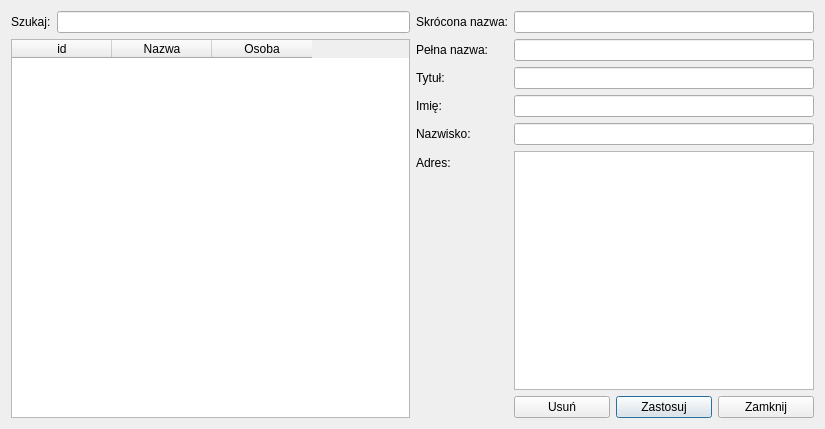
First picture: the form in ui/EdycjaKlienta.ui, repository konserw/koferta, before the edit.
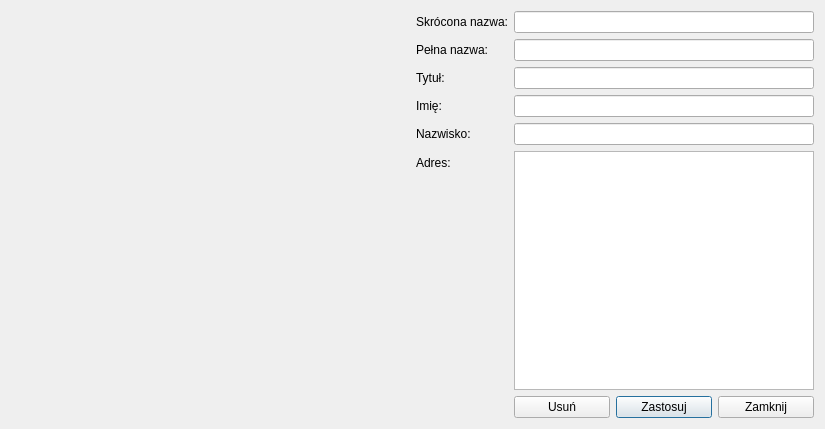
Second picture: the form after the edit. Custom widgets are drawn as their Qt base class.

Commit message: Poprawiono edycje klienta + nazewnictow w SzukajOferty

Diff of the .ui file:
```diff
--- a/ui/EdycjaKlienta.ui
+++ b/ui/EdycjaKlienta.ui
@@ -13,43 +13,16 @@
   <property name="windowTitle">
    <string>Dialog</string>
   </property>
-  <layout class="QHBoxLayout" name="horizontalLayout_3">
+  <layout class="QHBoxLayout" name="horizontalLayout_2">
    <item>
-    <layout class="QVBoxLayout" name="verticalLayout">
-     <item>
-      <layout class="QHBoxLayout" name="horizontalLayout_2">
-       <item>
-        <widget class="QLabel" name="label">
-         <property name="text">
-          <string>Szukaj:</string>
-         </property>
-        </widget>
-       </item>
-       <item>
-        <widget class="QLineEdit" name="lineEdit"/>
-       </item>
-      </layout>
-     </item>
-     <item>
-      <widget class="QTableWidget" name="tableWidget">
-       <column>
-        <property name="text">
-         <string>id</string>
-        </property>
-       </column>
-       <column>
-        <property name="text">
-         <string>Nazwa</string>
-        </property>
-       </column>
-       <column>
-        <property name="text">
-         <string>Osoba</string>
-        </property>
-       </column>
-      </widget>
-     </item>
-    </layout>
+    <widget class="SzukajKlienta" name="widget" native="true">
+     <property name="sizePolicy">
+      <sizepolicy hsizetype="Expanding" vsizetype="Expanding">
+       <horstretch>0</horstretch>
+       <verstretch>0</verstretch>
+      </sizepolicy>
+     </property>
+    </widget>
    </item>
    <item>
     <layout class="QFormLayout" name="formLayout">
@@ -152,6 +125,14 @@
    </item>
   </layout>
  </widget>
+ <customwidgets>
+  <customwidget>
+   <class>SzukajKlienta</class>
+   <extends>QWidget</extends>
+   <header>SzukajKlienta.h</header>
+   <container>1</container>
+  </customwidget>
+ </customwidgets>
  <resources/>
  <connections/>
 </ui>
```
The commit also changes 7 other files.
